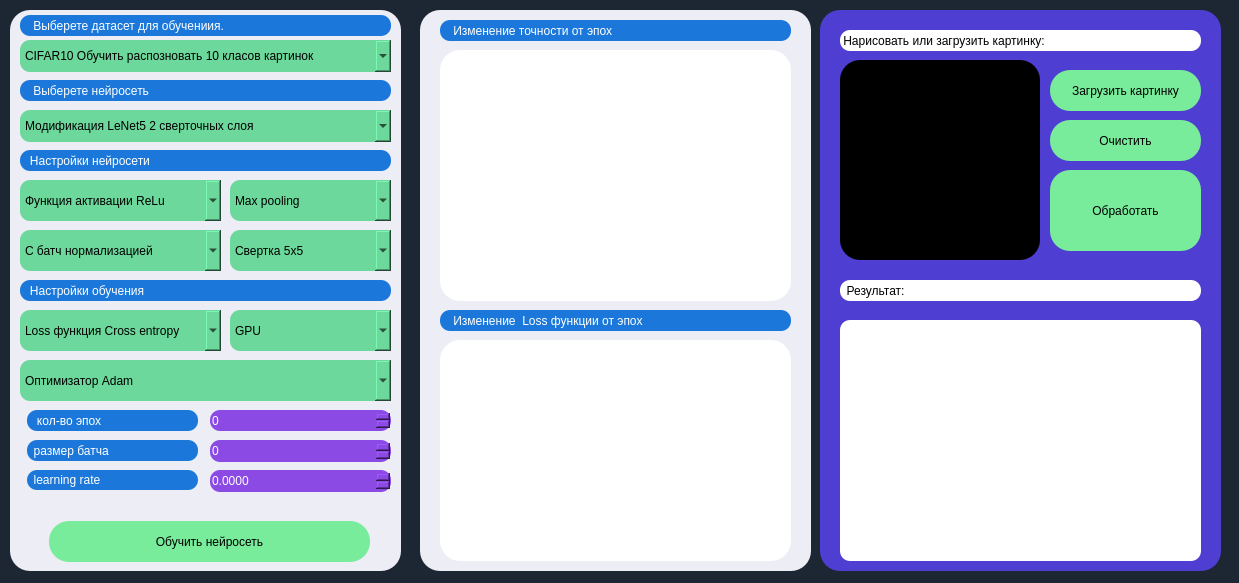
The window that form.ui (hokkienw/Lenet5-modification-) describes before a commit, drawn with Qt 5.
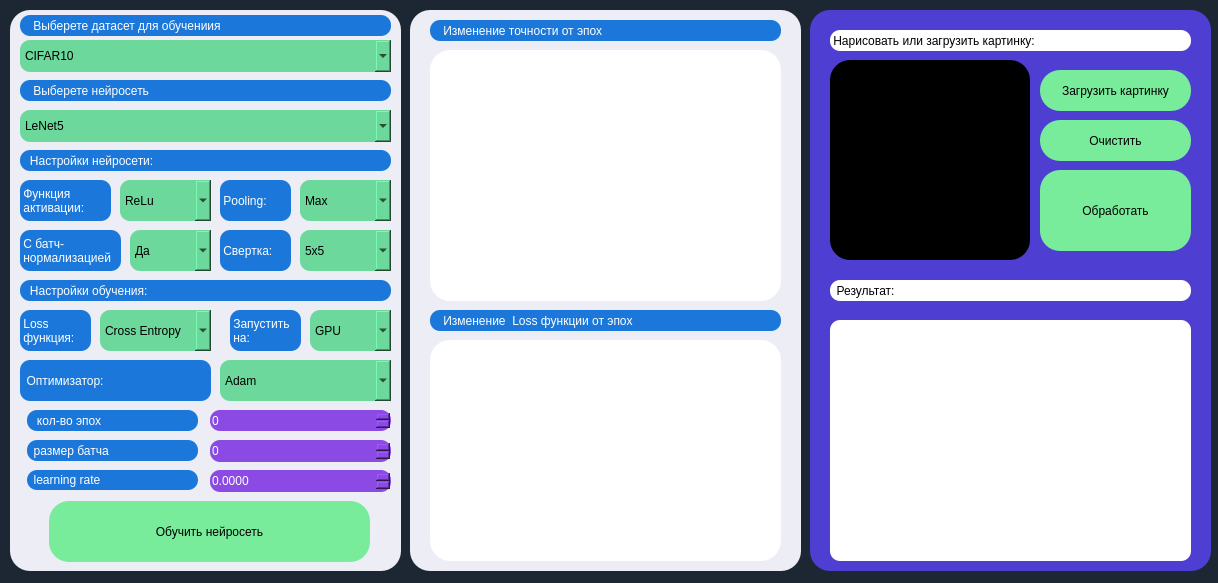
The same window after the commit.

```diff
--- a/form.ui
+++ b/form.ui
@@ -6,7 +6,7 @@
    <rect>
     <x>0</x>
     <y>0</y>
-    <width>1239</width>
+    <width>1218</width>
     <height>583</height>
    </rect>
   </property>
@@ -75,7 +75,7 @@
     </property>
     <item>
      <property name="text">
-      <string>CIFAR10 Обучить распозновать 10 класов картинок</string>
+      <string>CIFAR10</string>
      </property>
     </item>
     <item>
@@ -95,7 +95,7 @@
     </property>
     <item>
      <property name="text">
-      <string>Модификация LeNet5 2 сверточных слоя</string>
+      <string>LeNet5</string>
      </property>
     </item>
     <item>
@@ -107,15 +107,15 @@
    <widget class="QComboBox" name="comboBox_5">
     <property name="geometry">
      <rect>
-      <x>220</x>
+      <x>290</x>
       <y>170</y>
-      <width>161</width>
+      <width>91</width>
       <height>41</height>
      </rect>
     </property>
     <item>
      <property name="text">
-      <string>Max pooling</string>
+      <string>Max</string>
      </property>
     </item>
     <item>
@@ -215,21 +215,21 @@
      </rect>
     </property>
     <property name="text">
-     <string>    Выберете датасет для обучениия.</string>
+     <string>    Выберете датасет для обучениия</string>
     </property>
    </widget>
    <widget class="QComboBox" name="comboBox_10">
     <property name="geometry">
      <rect>
-      <x>10</x>
+      <x>110</x>
       <y>170</y>
-      <width>201</width>
+      <width>91</width>
       <height>41</height>
      </rect>
     </property>
     <item>
      <property name="text">
-      <string>Функция активации ReLu</string>
+      <string>ReLu</string>
      </property>
     </item>
     <item>
@@ -246,15 +246,15 @@
    <widget class="QComboBox" name="comboBox_11">
     <property name="geometry">
      <rect>
-      <x>220</x>
+      <x>290</x>
       <y>220</y>
-      <width>161</width>
+      <width>91</width>
       <height>41</height>
      </rect>
     </property>
     <item>
      <property name="text">
-      <string>Свертка 5x5</string>
+      <string>5x5</string>
      </property>
     </item>
     <item>
@@ -266,15 +266,15 @@
    <widget class="QComboBox" name="comboBox_12">
     <property name="geometry">
      <rect>
-      <x>10</x>
+      <x>120</x>
       <y>220</y>
-      <width>201</width>
+      <width>81</width>
       <height>41</height>
      </rect>
     </property>
     <item>
      <property name="text">
-      <string>С батч нормализацией</string>
+      <string>Да</string>
      </property>
     </item>
     <item>
@@ -286,15 +286,15 @@
    <widget class="QComboBox" name="comboBox_13">
     <property name="geometry">
      <rect>
-      <x>10</x>
+      <x>210</x>
       <y>350</y>
-      <width>371</width>
+      <width>171</width>
       <height>41</height>
      </rect>
     </property>
     <item>
      <property name="text">
-      <string>Оптимизатор Adam</string>
+      <string>Adam</string>
      </property>
     </item>
     <item>
@@ -306,9 +306,9 @@
    <widget class="QComboBox" name="comboBox_14">
     <property name="geometry">
      <rect>
-      <x>220</x>
+      <x>300</x>
       <y>300</y>
-      <width>161</width>
+      <width>81</width>
       <height>41</height>
      </rect>
     </property>
@@ -326,15 +326,15 @@
    <widget class="QComboBox" name="comboBox_15">
     <property name="geometry">
      <rect>
-      <x>10</x>
+      <x>90</x>
       <y>300</y>
-      <width>201</width>
+      <width>111</width>
       <height>41</height>
      </rect>
     </property>
     <item>
      <property name="text">
-      <string>Loss функция Cross entropy</string>
+      <string>Cross Entropy</string>
      </property>
     </item>
     <item>
@@ -360,9 +360,9 @@
     <property name="geometry">
      <rect>
       <x>39</x>
-      <y>511</y>
+      <y>491</y>
       <width>321</width>
-      <height>41</height>
+      <height>61</height>
      </rect>
     </property>
     <property name="text">
@@ -379,7 +379,7 @@
      </rect>
     </property>
     <property name="text">
-     <string>   Настройки нейросети</string>
+     <string>   Настройки нейросети:</string>
     </property>
    </widget>
    <widget class="QLabel" name="label_7">
@@ -392,14 +392,109 @@
      </rect>
     </property>
     <property name="text">
-     <string>   Настройки обучения</string>
+     <string>   Настройки обучения:</string>
+    </property>
+   </widget>
+   <widget class="QLabel" name="label_13">
+    <property name="geometry">
+     <rect>
+      <x>10</x>
+      <y>170</y>
+      <width>91</width>
+      <height>41</height>
+     </rect>
+    </property>
+    <property name="text">
+     <string> Функция 
+ активации:</string>
+    </property>
+   </widget>
+   <widget class="QLabel" name="label_14">
+    <property name="geometry">
+     <rect>
+      <x>10</x>
+      <y>220</y>
+      <width>101</width>
+      <height>41</height>
+     </rect>
+    </property>
+    <property name="text">
+     <string> С батч-
+ нормализацией</string>
+    </property>
+   </widget>
+   <widget class="QLabel" name="label_15">
+    <property name="geometry">
+     <rect>
+      <x>210</x>
+      <y>170</y>
+      <width>71</width>
+      <height>41</height>
+     </rect>
+    </property>
+    <property name="text">
+     <string> Pooling:</string>
+    </property>
+   </widget>
+   <widget class="QLabel" name="label_16">
+    <property name="geometry">
+     <rect>
+      <x>210</x>
+      <y>220</y>
+      <width>71</width>
+      <height>41</height>
+     </rect>
+    </property>
+    <property name="text">
+     <string> Свертка:</string>
+    </property>
+   </widget>
+   <widget class="QLabel" name="label_17">
+    <property name="geometry">
+     <rect>
+      <x>220</x>
+      <y>300</y>
+      <width>71</width>
+      <height>41</height>
+     </rect>
+    </property>
+    <property name="text">
+     <string> Запустить
+ на:</string>
+    </property>
+   </widget>
+   <widget class="QLabel" name="label_18">
+    <property name="geometry">
+     <rect>
+      <x>10</x>
+      <y>300</y>
+      <width>71</width>
+      <height>41</height>
+     </rect>
+    </property>
+    <property name="text">
+     <string> Loss 
+ функция:</string>
+    </property>
+   </widget>
+   <widget class="QLabel" name="label_19">
+    <property name="geometry">
+     <rect>
+      <x>10</x>
+      <y>350</y>
+      <width>191</width>
+      <height>41</height>
+     </rect>
+    </property>
+    <property name="text">
+     <string>  Оптимизатор:</string>
     </property>
    </widget>
   </widget>
   <widget class="QWidget" name="widget_3" native="true">
    <property name="geometry">
     <rect>
-     <x>420</x>
+     <x>410</x>
      <y>10</y>
      <width>391</width>
      <height>561</height>
@@ -499,7 +594,7 @@
   <widget class="QWidget" name="widget_2" native="true">
    <property name="geometry">
     <rect>
-     <x>820</x>
+     <x>810</x>
      <y>10</y>
      <width>401</width>
      <height>561</height>
```
Left out of the diff: 62 changed lines with no effect on the pictures.
